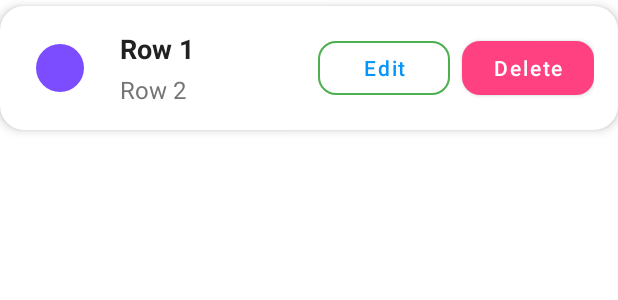
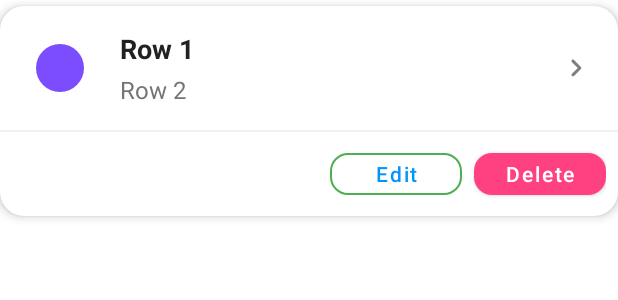
Before and after one commit to blakepat/TaskJoy, an Android app: the layout three_line_row_layout.xml on its own in the app's theme, with its tools: preview values and no code run, on a phone screen of 412 x 824 dp. Shown: the top 300 px of the screen. Run offline under Robolectric (Android 15) with nearby library versions, the phone set to English and light mode, and no system bars.

Commit message:
update routine fixed, navigate to routine from mainActivity more intuitive

```diff
--- a/app/src/main/java/com/example/taskjoy/screens/RoutineListActivity.kt
+++ b/app/src/main/java/com/example/taskjoy/screens/RoutineListActivity.kt
@@ -48,7 +48,9 @@ class RoutineListActivity : AppCompatActivity(), RoutineClickListener {
 
         auth = Firebase.auth
         // Get endUserId from intent if available
-        endUserId = intent.getStringExtra("endUser")
+        endUserId = intent.getStringExtra("endUser").toString()
+
+
 
         // Get selected date from intent if it exists
         intent.getLongExtra("selectedDate", -1).let { timestamp ->
@@ -120,7 +122,9 @@ class RoutineListActivity : AppCompatActivity(), RoutineClickListener {
     override fun onEditClick(routine: DailyRoutine) {
         val intent = Intent(this, CreateRoutineActivity::class.java).apply {
             putExtra("routineId", routine.templateId)
+            putExtra("dailyRoutineId", routine.id)  // Add the daily routine ID
             putExtra("endUser", endUserId)
+            putExtra("selectedDate", selectedDate.timeInMillis)  // Pass the selected date
         }
         startActivity(intent)
     }
--- a/app/src/main/java/com/example/taskjoy/screens/SplashScreen.kt
+++ b/app/src/main/java/com/example/taskjoy/screens/SplashScreen.kt
@@ -23,7 +23,7 @@ class SplashActivity : AppCompatActivity() {
 
         // Launch main activity after delay
         Handler(Looper.getMainLooper()).postDelayed({
-            startActivity(Intent(this, MainActivity::class.java))
+            startActivity(Intent(this, LoginActivity::class.java))
             finish()
         }, 2000) // 2 seconds delay
     }
--- /dev/null
+++ b/app/src/main/res/drawable/ic_chevron_right.xml
@@ -0,0 +1,9 @@
+<vector xmlns:android="http://schemas.android.com/apk/res/android"
+    android:width="24dp"
+    android:height="24dp"
+    android:viewportWidth="24"
+    android:viewportHeight="24">
+    <path
+        android:fillColor="#000000"
+        android:pathData="M9.29,6.71c-0.39,0.39 -0.39,1.02 0,1.41L13.17,12l-3.88,3.88c-0.39,0.39 -0.39,1.02 0,1.41 0.39,0.39 1.02,0.39 1.41,0l4.59,-4.59c0.39,-0.39 0.39,-1.02 0,-1.41L10.7,6.7c-0.38,-0.38 -1.02,-0.38 -1.41,0.01z"/>
+</vector>
--- a/app/src/main/res/layout/three_line_row_layout.xml
+++ b/app/src/main/res/layout/three_line_row_layout.xml
@@ -5,7 +5,6 @@
     xmlns:tools="http://schemas.android.com/tools"
     android:layout_width="match_parent"
     android:layout_height="wrap_content"
-
     android:layout_marginVertical="4dp"
     app:cardCornerRadius="16dp"
     app:cardElevation="4dp"
@@ -13,8 +12,18 @@
 
     <androidx.constraintlayout.widget.ConstraintLayout
         android:layout_width="match_parent"
+        android:layout_height="wrap_content">
+
+        <!-- Main content area - made clickable -->
+        <androidx.constraintlayout.widget.ConstraintLayout
+            android:id="@+id/contentArea"
+            android:layout_width="0dp"
             android:layout_height="wrap_content"
-        android:padding="16dp">
+            android:background="?attr/selectableItemBackground"
+            android:padding="16dp"
+            app:layout_constraintStart_toStartOf="parent"
+            app:layout_constraintEnd_toEndOf="parent"
+            app:layout_constraintTop_toTopOf="parent">
 
             <com.google.android.material.imageview.ShapeableImageView
                 android:id="@+id/ivType"
@@ -37,7 +46,7 @@
                 android:textSize="18sp"
                 android:textStyle="bold"
                 android:textColor="@color/text_primary"
-            app:layout_constraintEnd_toStartOf="@+id/buttonContainer"
+                app:layout_constraintEnd_toStartOf="@+id/chevronIcon"
                 app:layout_constraintStart_toEndOf="@+id/ivType"
                 app:layout_constraintTop_toTopOf="parent" />
 
@@ -51,18 +60,40 @@
                 android:text="Row 2"
                 android:textSize="16sp"
                 android:textColor="@color/secondary_text"
-            app:layout_constraintEnd_toStartOf="@+id/buttonContainer"
+                app:layout_constraintEnd_toStartOf="@+id/chevronIcon"
                 app:layout_constraintStart_toEndOf="@+id/ivType"
                 app:layout_constraintTop_toBottomOf="@+id/tvRow1" />
 
+            <ImageView
+                android:id="@+id/chevronIcon"
+                android:layout_width="24dp"
+                android:layout_height="24dp"
+                android:src="@drawable/ic_chevron_right"
+                android:alpha="0.5"
+                app:layout_constraintEnd_toEndOf="parent"
+                app:layout_constraintTop_toTopOf="parent"
+                app:layout_constraintBottom_toBottomOf="parent"/>
+
+        </androidx.constraintlayout.widget.ConstraintLayout>
+
+        <!-- Divider -->
+        <View
+            android:id="@+id/divider"
+            android:layout_width="match_parent"
+            android:layout_height="1dp"
+            android:background="?android:attr/listDivider"
+            android:alpha="0.5"
+            app:layout_constraintTop_toBottomOf="@id/contentArea"/>
+
+        <!-- Action buttons area -->
         <LinearLayout
             android:id="@+id/buttonContainer"
-            android:layout_width="wrap_content"
+            android:layout_width="match_parent"
             android:layout_height="wrap_content"
             android:orientation="horizontal"
-            android:gravity="center_vertical"
-            app:layout_constraintEnd_toEndOf="parent"
-            app:layout_constraintTop_toTopOf="parent"
+            android:gravity="end"
+            android:padding="8dp"
+            app:layout_constraintTop_toBottomOf="@id/divider"
             app:layout_constraintBottom_toBottomOf="parent">
 
             <com.google.android.material.button.MaterialButton
@@ -73,7 +104,7 @@
                 android:textAllCaps="false"
                 android:layout_marginEnd="8dp"
                 app:cornerRadius="12dp"
-                android:minHeight="48dp"
+                android:minHeight="40dp"
                 android:textSize="14sp"
                 style="@style/Widget.MaterialComponents.Button.OutlinedButton"
                 app:strokeColor="@color/accent_green"/>
@@ -85,7 +116,7 @@
                 android:text="Delete"
                 android:textAllCaps="false"
                 app:cornerRadius="12dp"
-                android:minHeight="48dp"
+                android:minHeight="40dp"
                 android:textSize="14sp"
                 app:backgroundTint="@color/playful_pink"/>
 
--- a/app/src/main/res/values/colors.xml
+++ b/app/src/main/res/values/colors.xml
@@ -28,6 +28,7 @@
     <color name="accent_green">#4CAF50</color>
     <color name="fun_purple">#7C4DFF</color>
     <color name="playful_pink">#FF4081</color>
+    <color name="playful_pink_ripple">#1FF06292</color>
 
     <!-- Calendar specific colors -->
     <color name="calendar_selected_day">#4CAF50</color>
--- a/app/src/main/res/values/themes.xml
+++ b/app/src/main/res/values/themes.xml
@@ -1,3 +1,4 @@
+<?xml version="1.0" encoding="utf-8"?>
 <resources xmlns:tools="http://schemas.android.com/tools">
     <!-- Base application theme. -->
     <style name="Base.Theme.TaskJoy" parent="Theme.MaterialComponents.DayNight.DarkActionBar">
@@ -6,10 +7,39 @@
         <item name="colorOnPrimary">#FFFFFF</item>
         <item name="android:statusBarColor">#FB0093FB</item>
         <item name="colorAccent">#FFC107</item>
-
-        <!-- Material CardView style -->
+        <item name="materialAlertDialogTheme">@style/DeleteConfirmationDialog</item>
         <item name="materialCardViewStyle">@style/Widget.MaterialComponents.CardView</item>
     </style>
 
     <style name="Theme.TaskJoy" parent="Base.Theme.TaskJoy" />
+
+    <style name="DeleteConfirmationDialog" parent="ThemeOverlay.MaterialComponents.Dialog.Alert">
+        <item name="shapeAppearance">@style/ShapeAppearance.DeleteConfirmationDialog</item>
+        <item name="materialAlertDialogTitleTextStyle">@style/DeleteConfirmationDialog.TitleText</item>
+        <item name="materialAlertDialogBodyTextStyle">@style/DeleteConfirmationDialog.BodyText</item>
+        <item name="buttonBarPositiveButtonStyle">@style/Widget.DeleteConfirmationDialog.Button.Positive</item>
+        <item name="buttonBarNegativeButtonStyle">@style/Widget.DeleteConfirmationDialog.Button.Negative</item>
+    </style>
+
+    <style name="ShapeAppearance.DeleteConfirmationDialog" parent="ShapeAppearance.MaterialComponents.MediumComponent">
+        <item name="cornerFamily">rounded</item>
+        <item name="cornerSize">16dp</item>
+    </style>
+
+    <style name="DeleteConfirmationDialog.TitleText" parent="TextAppearance.MaterialComponents.Headline6">
+        <item name="android:textColor">@color/primary_blue</item>
+        <item name="android:textStyle">bold</item>
+    </style>
+
+    <style name="DeleteConfirmationDialog.BodyText" parent="TextAppearance.MaterialComponents.Body1">
+        <item name="android:textColor">@color/text_primary</item>
+    </style>
+
+    <style name="Widget.DeleteConfirmationDialog.Button.Positive" parent="Widget.MaterialComponents.Button.TextButton.Dialog">
+        <item name="android:textColor">@color/primary_blue</item>
+    </style>
+
+    <style name="Widget.DeleteConfirmationDialog.Button.Negative" parent="Widget.MaterialComponents.Button.TextButton.Dialog">
+        <item name="android:textColor">@color/secondary_text</item>
+    </style>
 </resources>
```
Also changed, not shown: app/src/main/java/com/example/taskjoy/adapters/ChildAdapter.kt (+29 -3 lines), app/src/main/java/com/example/taskjoy/screens/CreateRoutineActivity.kt (+75 -51 lines), app/src/main/res/drawable/ic_warning.xml (added, +9 -0 lines), app/src/main/res/drawable/rounded_dialog_background.xml (added, +9 -0 lines). Lines whose indentation alone changed are shown as unchanged.
